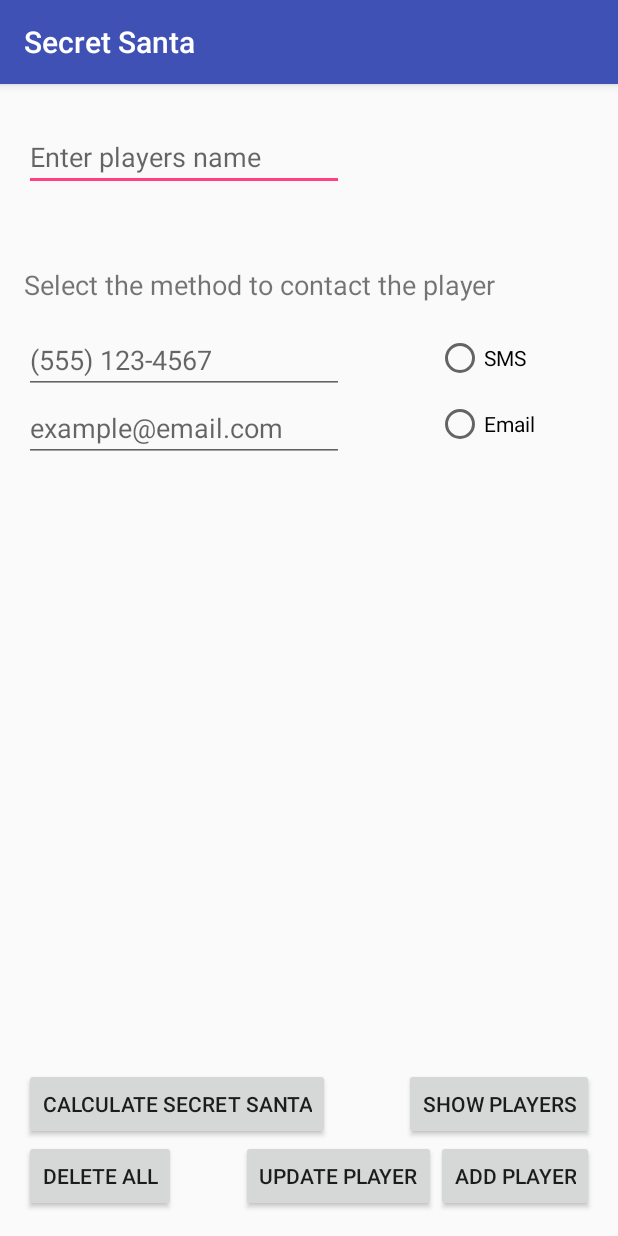
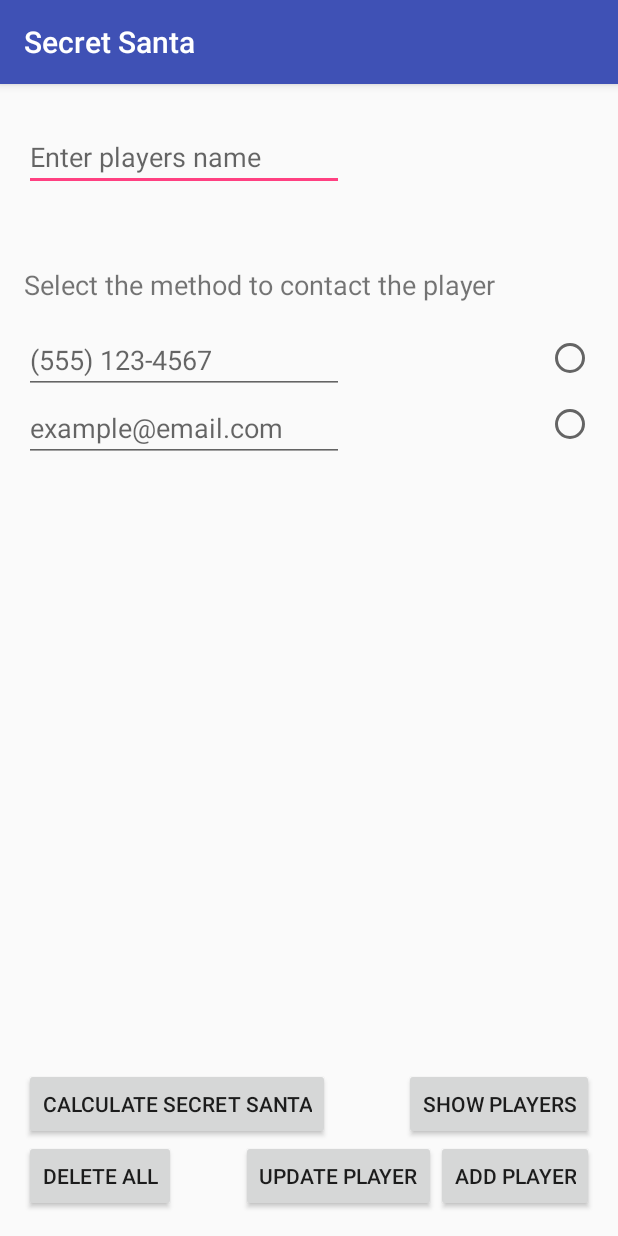
Before and after one commit to CodingGrounds/SecretSanta, an Android app: the screen it shows after launch (MainActivity), on a phone screen of 412 x 824 dp. Run offline under Robolectric (Android 15) with nearby library versions, the phone set to English and light mode, and no system bars.

```diff
--- a/app/src/main/res/layout/activity_main.xml
+++ b/app/src/main/res/layout/activity_main.xml
@@ -21,27 +21,38 @@
         android:hint="@string/name_editText"
         android:inputType="textPersonName" />
 
+    <TextView
+        android:id="@+id/contact_textView"
+        android:layout_width="wrap_content"
+        android:layout_height="wrap_content"
+        android:layout_alignParentEnd="true"
+        android:layout_alignParentStart="true"
+        android:layout_below="@+id/name_editText"
+        android:layout_marginBottom="15dp"
+        android:layout_marginTop="50dp"
+        android:ems="10"
+        android:inputType="none"
+        android:text="@string/contact_textView"
+        android:textSize="18sp" />
+
     <RadioGroup
         android:layout_width="wrap_content"
         android:layout_height="wrap_content"
         android:layout_alignBottom="@+id/email_editText"
         android:layout_alignParentEnd="true"
-        android:layout_alignStart="@+id/addPlayer_button"
         android:layout_alignTop="@+id/phone_editText">
 
         <RadioButton
             android:id="@+id/phone_radioButton"
-            android:layout_width="match_parent"
+            android:layout_width="wrap_content"
             android:layout_height="wrap_content"
-            android:layout_marginTop="5dp"
-            android:text="@string/phone_radioButton" />
+            android:layout_marginTop="5dp"/>
 
         <RadioButton
             android:id="@+id/email_radioButton"
-            android:layout_width="match_parent"
+            android:layout_width="wrap_content"
             android:layout_height="wrap_content"
             android:layout_marginTop="12dp"
-            android:text="@string/email_radioButton"
             android:textAlignment="textStart" />
 
     </RadioGroup>
@@ -57,14 +68,6 @@
         android:inputType="textEmailAddress"
         android:textAlignment="textStart" />
 
-    <Button
-        android:id="@+id/addPlayer_button"
-        android:layout_width="wrap_content"
-        android:layout_height="wrap_content"
-        android:layout_alignParentBottom="true"
-        android:layout_alignParentEnd="true"
-        android:text="@string/addPlayer_button" />
-
     <EditText
         android:id="@+id/phone_editText"
         android:layout_width="wrap_content"
@@ -79,20 +82,6 @@
         android:textSize="18sp" />
 
     <TextView
-        android:id="@+id/contact_textView"
-        android:layout_width="wrap_content"
-        android:layout_height="wrap_content"
-        android:layout_alignParentEnd="true"
-        android:layout_alignParentStart="true"
-        android:layout_below="@+id/name_editText"
-        android:layout_marginBottom="15dp"
-        android:layout_marginTop="50dp"
-        android:ems="10"
-        android:inputType="none"
-        android:text="@string/contact_textView"
-        android:textSize="18sp" />
-
-    <TextView
         android:id="@+id/output_textView"
         android:layout_width="wrap_content"
         android:layout_height="wrap_content"
@@ -102,6 +91,14 @@
         android:layout_below="@+id/email_editText"
         android:layout_marginTop="20dp"
         android:textAlignment="center" />
+
+    <Button
+        android:id="@+id/addPlayer_button"
+        android:layout_width="wrap_content"
+        android:layout_height="wrap_content"
+        android:layout_alignParentBottom="true"
+        android:layout_alignParentEnd="true"
+        android:text="@string/addPlayer_button" />
 
     <Button
         android:id="@+id/showPlayers_button"
--- a/app/src/main/res/values/strings.xml
+++ b/app/src/main/res/values/strings.xml
@@ -11,4 +11,9 @@
     <string name="updatePlayer_button">Update player</string>
     <string name="secretSanta_button">Calculate Secret Santa</string>
     <string name="delete_button">Delete all</string>
+    <string name="database_add_success">Player successfully inserted</string>
+    <string name="database_add_failure">Player unsuccessfully inserted</string>
+    <string name="database_update_success">Player successfully updated</string>
+    <string name="database_update_failure">Player unsuccessfully updated</string>
+    <string name="database_delete">All players successfully deleted</string>
 </resources>
```
Also changed, not shown: app/src/main/java/com/bacon/secretsanta/MainActivity.java (+5 -5 lines), 8 other files.
